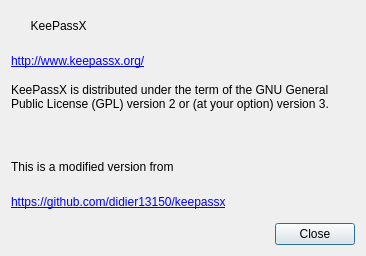
First picture: the form in src/gui/AboutDialog.ui, repository didier13150/keepassx, before the edit.
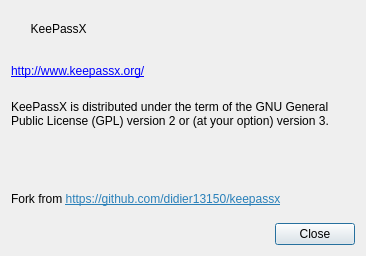
Second picture: the form after the edit.

Commit message: Change fork message on about dialog

```diff
--- a/src/gui/AboutDialog.ui
+++ b/src/gui/AboutDialog.ui
@@ -67,7 +67,7 @@
    <item>
     <widget class="QLabel" name="label_fork">
      <property name="text">
-      <string>&lt;html&gt;&lt;head/&gt;&lt;body&gt;&lt;p&gt;This is a modified version from&lt;/p&gt;&lt;/body&gt;&lt;/html&gt;</string>
+      <string>&lt;html&gt;&lt;head/&gt;&lt;body&gt;&lt;p&gt;Fork from &lt;a href=&quot;https://github.com/didier13150/keepassx&quot;&gt;&lt;span style=&quot; text-decoration: underline; color:#2980b9;&quot;&gt;https://github.com/didier13150/keepassx&lt;/span&gt;&lt;/a&gt;&lt;/p&gt;&lt;/body&gt;&lt;/html&gt;</string>
      </property>
      <property name="wordWrap">
       <bool>false</bool>
@@ -77,13 +77,6 @@
      </property>
     </widget>
    </item>
-   <item>
-    <widget class="QLabel" name="label">
-     <property name="text">
-      <string>&lt;a href=&quot;https://github.com/didier13150/keepassx&quot;&gt;https://github.com/didier13150/keepassx&lt;/a&gt;</string>
-     </property>
-    </widget>
-   </item>
    <item>
     <widget class="QDialogButtonBox" name="buttonBox">
      <property name="standardButtons">
```
